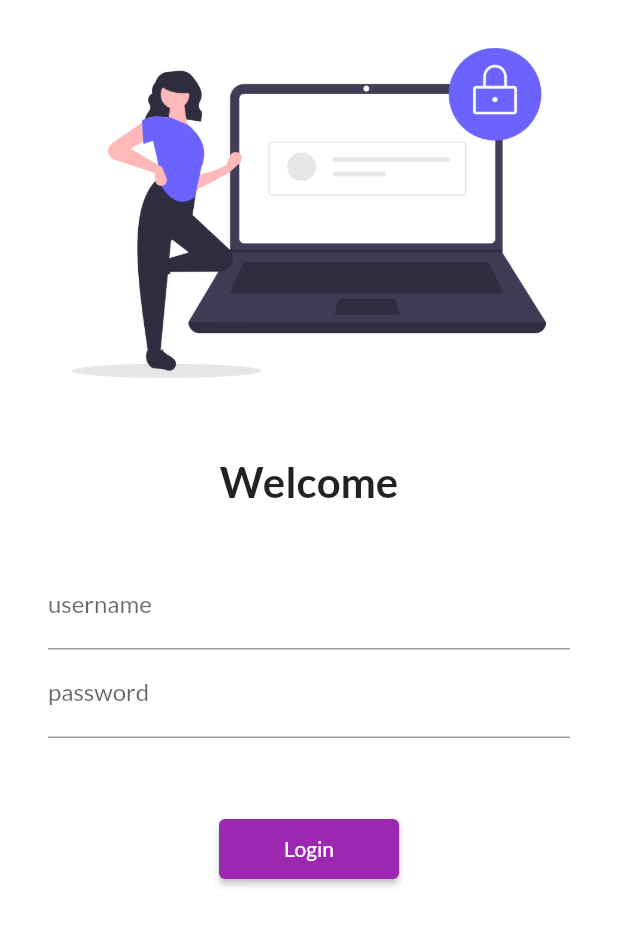
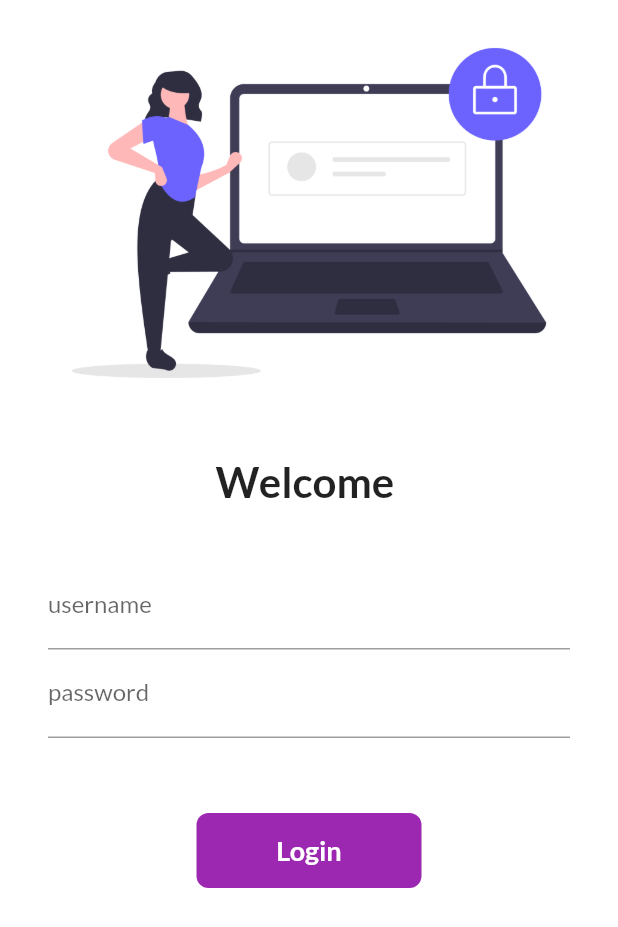
Before and after one commit to myselfdeepdas/FlutterCourse-Repo, a Flutter app: the screen it shows after launch, on a phone screen of 412 x 824 dp. Shown: the top 927 px of the screen. Run offline on Flutter 3.47's test engine with Material 2 defaults, Android fonts, the phone set to English and light mode, and no system bars; our stand-ins replace google_fonts.

Commit message:
Day 6 completed

```diff
--- a/lib/pages/home_page.dart
+++ b/lib/pages/home_page.dart
@@ -7,11 +7,14 @@ class HomePage extends StatelessWidget {
   Widget build(BuildContext context) {
     return Scaffold(
       appBar: AppBar(
-        title: Text("Flutter App"),
+        title: Text("Home Page"),
       ),
       body: Center(
         child: Container(
-          child: Text("Welcome to Flutter"),
+          child: Text("Welcome to Home Page", style: TextStyle(
+            fontWeight: FontWeight.bold
+
+            ),),
         ),
       ),
       drawer: Drawer(),
--- a/lib/pages/login_page.dart
+++ b/lib/pages/login_page.dart
@@ -1,9 +1,16 @@
 import 'package:flutter/material.dart';
 import 'package:flutter_catalog/utils/routes.dart';
+// ignore_for_file: prefer_const_constructors
 
-class LoginPage extends StatelessWidget {
+class LoginPage extends StatefulWidget {
+  @override
+  State<LoginPage> createState() => _LoginPageState();
+}
+
+class _LoginPageState extends State<LoginPage> {
   // const LoginPage({ Key? key }) : super(key: key);
-
+  String name = "";
+  bool changeButton = false;
   @override
   Widget build(BuildContext context) {
     return Material(
@@ -16,7 +23,7 @@ class LoginPage extends StatelessWidget {
                 height: 20.0,
               ),
               Text(
-                "Welcome",
+                "Welcome $name",
                 style: TextStyle(fontSize: 28, fontWeight: FontWeight.bold),
               ),
               SizedBox(
@@ -32,6 +39,10 @@ class LoginPage extends StatelessWidget {
                         hintText: "Enter username",
                         labelText: "username",
                       ),
+                      onChanged: (value) {
+                        name = value;
+                        setState(() {});
+                      },
                     ),
                     TextFormField(
                       obscureText: true,
@@ -43,13 +54,47 @@ class LoginPage extends StatelessWidget {
                     SizedBox(
                       height: 50.0,
                     ),
-                    ElevatedButton(
-                      child: Text("Login"),
-                      style: TextButton.styleFrom(minimumSize: Size(120, 40)),
-                      onPressed: () {
+
+                    InkWell(
+                      onTap: () async {
+                        setState(() {
+                          changeButton = true;
+                        });
+                        await Future.delayed(Duration(seconds: 1));
                         Navigator.pushNamed(context, MyRoutes.homeRoute);
                       },
+                      child: AnimatedContainer(
+                        duration: Duration(seconds: 1),
+                        width: changeButton ? 50 : 150,
+                        height: 50,
+                        alignment: Alignment.center,
+                        child: changeButton
+                            ? Icon(
+                                Icons.done,
+                                color: Colors.white,
+                              )
+                            : Text(
+                                "Login",
+                                style: TextStyle(
+                                    color: Colors.white,
+                                    fontWeight: FontWeight.bold,
+                                    fontSize: 18),
+                              ),
+                        decoration: BoxDecoration(
+                            color: Colors.purple,
+                            // shape: changeButton ? BoxShape.circle: BoxShape.rectangle,
+                            borderRadius:
+                                BorderRadius.circular(changeButton ? 50 : 8)),
+                      ),
                     )
+
+                    // ElevatedButton(
+                    //   child: Text("Login"),
+                    //   style: TextButton.styleFrom(minimumSize: Size(120, 40)),
+                    //   onPressed: () {
+                    //
+                    //   },
+                    // )
                   ],
                 ),
               )
```
